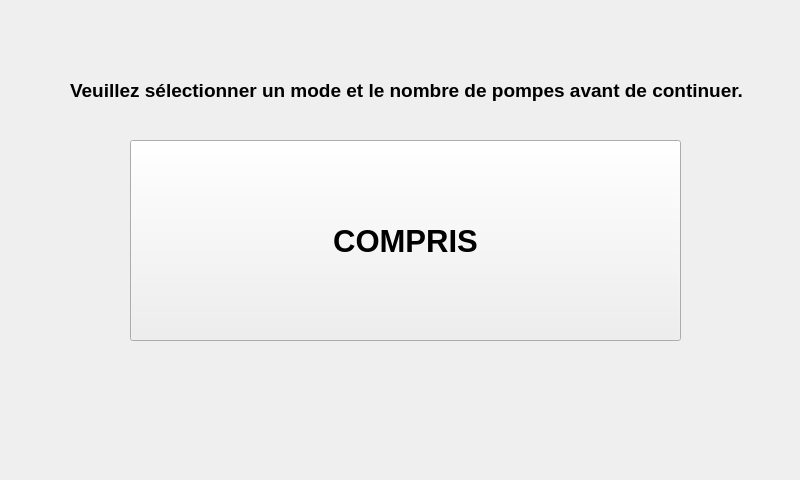
The window that pageerreurselec.ui (YanisKer/ProjetPomme) describes before a commit, drawn with Qt 5.
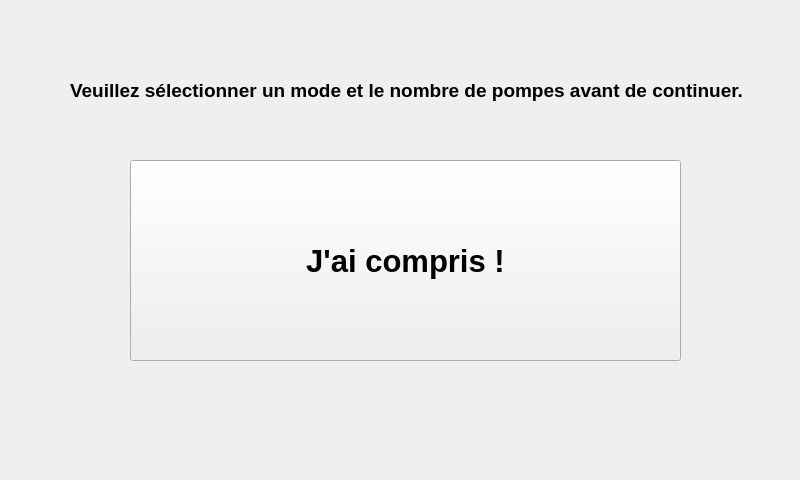
The same window after the commit.

```diff
--- a/pageerreurselec.ui
+++ b/pageerreurselec.ui
@@ -17,7 +17,7 @@
    <property name="geometry">
     <rect>
      <x>130</x>
-     <y>140</y>
+     <y>160</y>
      <width>551</width>
      <height>201</height>
     </rect>
@@ -29,7 +29,7 @@
     </font>
    </property>
    <property name="text">
-    <string>COMPRIS</string>
+    <string>J'ai compris !</string>
    </property>
   </widget>
   <widget class="QLabel" name="label">
```
